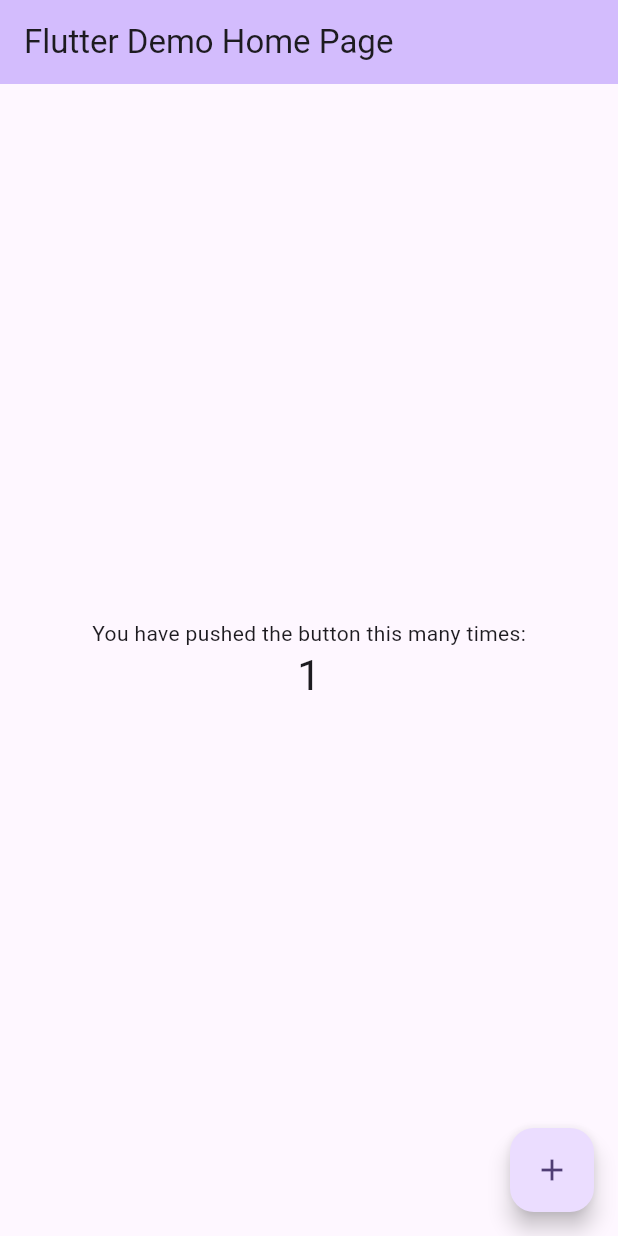
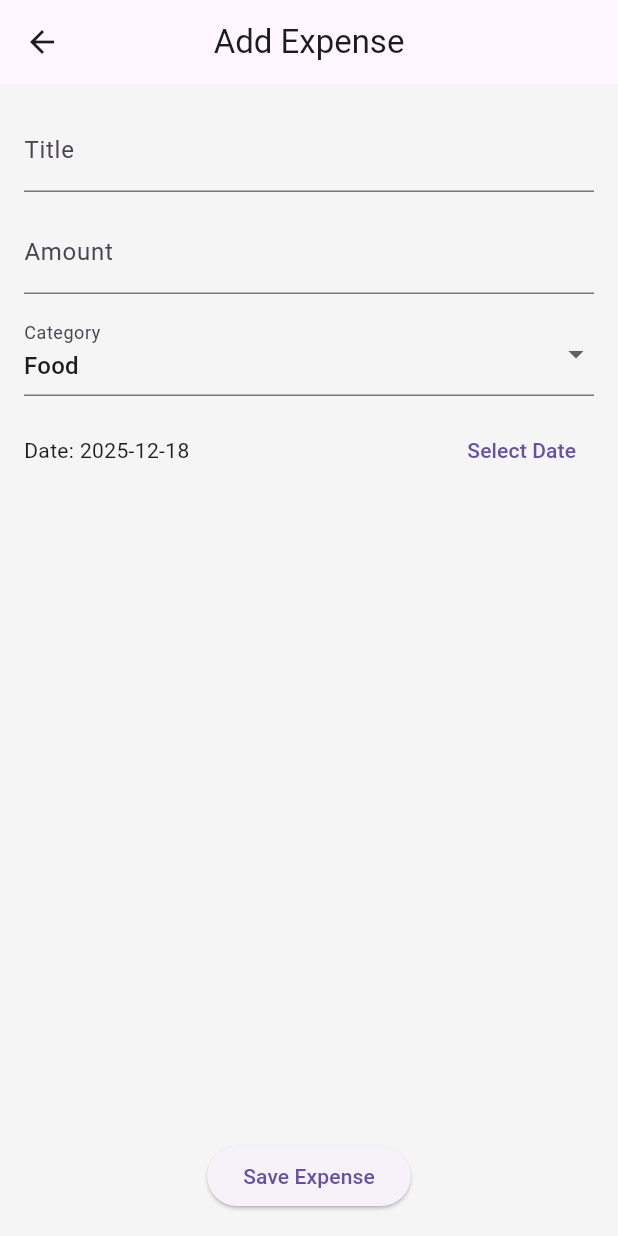
Before and after one commit to urvirambhia1995/trackmoney, a Flutter app: the screen it shows after launch, after a tap on the "add" icon, on a phone screen of 412 x 824 dp. Run offline on Flutter 3.47's test engine with Material 3 defaults, Android fonts, the phone set to English and light mode, and no system bars.

Commit message:
Expenses added

```diff
--- /dev/null
+++ b/lib/app/App.dart
@@ -0,0 +1,24 @@
+import 'package:flutter/material.dart';
+import 'package:provider/provider.dart';
+import '../providers/expense_providers.dart';
+import '../screens/home_screen.dart';
+import '../theme/Theme.dart';
+
+class ExpenseTrackerApp extends StatelessWidget {
+  const ExpenseTrackerApp({super.key});
+
+  @override
+  Widget build(BuildContext context) {
+    return MultiProvider(
+      providers: [
+        ChangeNotifierProvider(create: (_) => ExpenseProvider()),
+      ],
+      child: MaterialApp(
+        debugShowCheckedModeBanner: false,
+        title: 'Expense Tracker',
+        theme: AppTheme.lightTheme,
+        home: const HomeScreen(),
+      ),
+    );
+  }
+}
--- a/lib/main.dart
+++ b/lib/main.dart
@@ -1,124 +1,7 @@
 import 'package:flutter/material.dart';
 
+import 'app/App.dart';
+
 void main() {
-  runApp(const MyApp());
+  runApp(const ExpenseTrackerApp());
 }
-
-class MyApp extends StatelessWidget {
-  const MyApp({super.key});
-
-  @override
-  Widget build(BuildContext context) {
-    return MaterialApp(
-      title: 'Flutter Demo',
-      theme: ThemeData(
-        // This is the theme of your application.
-        //
-        // TRY THIS: Try running your application with "flutter run". You'll see
-        // the application has a blue toolbar. Then, without quitting the app,
-        // try changing the seedColor in the colorScheme below to Colors.green
-        // and then invoke "hot reload" (save your changes or press the "hot
-        // reload" button in a Flutter-supported IDE, or press "r" if you used
-        // the command line to start the app).
-        //
-        // Notice that the counter didn't reset back to zero; the application
-        // state is not lost during the reload. To reset the state, use hot
-        // restart instead.
-        //
-        // This works for code too, not just values: Most code changes can be
-        // tested with just a hot reload.
-        colorScheme: ColorScheme.fromSeed(seedColor: Colors.deepPurple),
-        useMaterial3: true,
-      ),
-      home: const MyHomePage(title: 'Flutter Demo Home Page'),
-    );
-  }
-}
-
-class MyHomePage extends StatefulWidget {
-  const MyHomePage({super.key, required this.title});
-
-  // This widget is the home page of your application. It is stateful, meaning
-  // that it has a State object (defined below) that contains fields that affect
-  // how it looks.
-
-  // This class is the configuration for the state. It holds the values (in this
-  // case the title) provided by the parent (in this case the App widget) and
-  // used by the build method of the State. Fields in a Widget subclass are
-  // always marked "final".
-
-  final String title;
-
-  @override
-  State<MyHomePage> createState() => _MyHomePageState();
-}
-
-class _MyHomePageState extends State<MyHomePage> {
-  int _counter = 0;
-
-  void _incrementCounter() {
-    setState(() {
-      // This call to setState tells the Flutter framework that something has
-      // changed in this State, which causes it to rerun the build method below
-      // so that the display can reflect the updated values. If we changed
-      // _counter without calling setState(), then the build method would not be
-      // called again, and so nothing would appear to happen.
-      _counter++;
-    });
-  }
-
-  @override
-  Widget build(BuildContext context) {
-    // This method is rerun every time setState is called, for instance as done
-    // by the _incrementCounter method above.
-    //
-    // The Flutter framework has been optimized to make rerunning build methods
-    // fast, so that you can just rebuild anything that needs updating rather
-    // than having to individually change instances of widgets.
-    return Scaffold(
-      appBar: AppBar(
-        // TRY THIS: Try changing the color here to a specific color (to
-        // Colors.amber, perhaps?) and trigger a hot reload to see the AppBar
-        // change color while the other colors stay the same.
-        backgroundColor: Theme.of(context).colorScheme.inversePrimary,
-        // Here we take the value from the MyHomePage object that was created by
-        // the App.build method, and use it to set our appbar title.
-        title: Text(widget.title),
-      ),
-      body: Center(
-        // Center is a layout widget. It takes a single child and positions it
-        // in the middle of the parent.
-        child: Column(
-          // Column is also a layout widget. It takes a list of children and
-          // arranges them vertically. By default, it sizes itself to fit its
-          // children horizontally, and tries to be as tall as its parent.
-          //
-          // Column has various properties to control how it sizes itself and
-          // how it positions its children. Here we use mainAxisAlignment to
-          // center the children vertically; the main axis here is the vertical
-          // axis because Columns are vertical (the cross axis would be
-          // horizontal).
-          //
-          // TRY THIS: Invoke "debug painting" (choose the "Toggle Debug Paint"
-          // action in the IDE, or press "p" in the console), to see the
-          // wireframe for each widget.
-          mainAxisAlignment: MainAxisAlignment.center,
-          children: <Widget>[
-            const Text(
-              'You have pushed the button this many times:',
-            ),
-            Text(
-              '$_counter',
-              style: Theme.of(context).textTheme.headlineMedium,
-            ),
-          ],
-        ),
-      ),
-      floatingActionButton: FloatingActionButton(
-        onPressed: _incrementCounter,
-        tooltip: 'Increment',
-        child: const Icon(Icons.add),
-      ), // This trailing comma makes auto-formatting nicer for build methods.
-    );
-  }
-}
--- /dev/null
+++ b/lib/models/expense_model.dart
@@ -0,0 +1,15 @@
+class ExpenseModel {
+  final String id;
+  final String title;
+  final double amount;
+  final String category;
+  final DateTime date;
+
+  ExpenseModel({
+    required this.id,
+    required this.title,
+    required this.amount,
+    required this.category,
+    required this.date,
+  });
+}
--- /dev/null
+++ b/lib/providers/expense_providers.dart
@@ -0,0 +1,22 @@
+import 'package:flutter/material.dart';
+import '../models/expense_model.dart';
+
+class ExpenseProvider extends ChangeNotifier {
+  final List<ExpenseModel> _expenses = [];
+
+  List<ExpenseModel> get expenses => _expenses;
+
+  double get totalExpense {
+    return _expenses.fold(0, (sum, item) => sum + item.amount);
+  }
+
+  void addExpense(ExpenseModel expense) {
+    _expenses.add(expense);
+    notifyListeners();
+  }
+
+  void deleteExpense(String id) {
+    _expenses.removeWhere((e) => e.id == id);
+    notifyListeners();
+  }
+}
--- /dev/null
+++ b/lib/screens/Add_Expense.dart
@@ -0,0 +1,120 @@
+import 'package:flutter/material.dart';
+import 'package:provider/provider.dart';
+import '../models/expense_model.dart';
+import '../providers/expense_providers.dart';
+import '../utils/constants.dart';
+
+class AddExpenseScreen extends StatefulWidget {
+  const AddExpenseScreen({super.key});
+
+  @override
+  State<AddExpenseScreen> createState() => _AddExpenseScreenState();
+}
+
+class _AddExpenseScreenState extends State<AddExpenseScreen> {
+  final _titleController = TextEditingController();
+  final _amountController = TextEditingController();
+
+  String selectedCategory = expenseCategories.first;
+  DateTime selectedDate = DateTime.now();
+
+  @override
+  Widget build(BuildContext context) {
+    return Scaffold(
+      appBar: AppBar(
+        title: const Text('Add Expense'),
+      ),
+      body: Padding(
+        padding: const EdgeInsets.all(16),
+        child: Column(
+          children: [
+            TextField(
+              controller: _titleController,
+              decoration: const InputDecoration(
+                labelText: 'Title',
+              ),
+            ),
+            const SizedBox(height: 12),
+            TextField(
+              controller: _amountController,
+              keyboardType: TextInputType.number,
+              decoration: const InputDecoration(
+                labelText: 'Amount',
+              ),
+            ),
+            const SizedBox(height: 12),
+            DropdownButtonFormField<String>(
+              value: selectedCategory,
+              items: expenseCategories
+                  .map(
+                    (cat) => DropdownMenuItem(
+                  value: cat,
+                  child: Text(cat),
+                ),
+              )
+                  .toList(),
+              onChanged: (value) {
+                setState(() {
+                  selectedCategory = value!;
+                });
+              },
+              decoration: const InputDecoration(
+                labelText: 'Category',
+              ),
+            ),
+            const SizedBox(height: 12),
+            Row(
+              children: [
+                Expanded(
+                  child: Text(
+                    'Date: ${selectedDate.toLocal().toString().split(' ')[0]}',
+                  ),
+                ),
+                TextButton(
+                  onPressed: () async {
+                    final pickedDate = await showDatePicker(
+                      context: context,
+                      initialDate: selectedDate,
+                      firstDate: DateTime(2020),
+                      lastDate: DateTime.now(),
+                    );
+                    if (pickedDate != null) {
+                      setState(() {
+                        selectedDate = pickedDate;
+                      });
+                    }
+                  },
+                  child: const Text('Select Date'),
+                )
+              ],
+            ),
+            const Spacer(),
+            ElevatedButton(
+              onPressed: () {
+                if (_titleController.text.isEmpty ||
+                    _amountController.text.isEmpty) {
+                  return;
+                }
+
+                final expense = ExpenseModel(
+                  id: DateTime.now().toString(),
+                  title: _titleController.text,
+                  amount: double.parse(_amountController.text),
+                  category: selectedCategory,
+                  date: selectedDate,
+                );
+
+                Provider.of<ExpenseProvider>(context, listen: false)
+                    .addExpense(expense);
+
+                Navigator.pop(context);
+              },
+              child: const Text('Save Expense'),
+            ),
+
+          ],
+        ),
+      ),
+    );
+  }
+}
--- /dev/null
+++ b/lib/screens/home_screen.dart
@@ -0,0 +1,45 @@
+import 'package:flutter/material.dart';
+import 'package:provider/provider.dart';
+
+import '../providers/expense_providers.dart';
+import 'Add_Expense.dart';
+
+
+class HomeScreen extends StatelessWidget {
+  const HomeScreen({super.key});
+
+  @override
+  Widget build(BuildContext context) {
+    final expenseProvider = Provider.of<ExpenseProvider>(context);
+
+    return Scaffold(
+      appBar: AppBar(
+        title: const Text('Expense Tracker'),
+      ),
+      body: expenseProvider.expenses.isEmpty
+          ? const Center(child: Text('No expenses yet'))
+          : ListView.builder(
+        itemCount: expenseProvider.expenses.length,
+        itemBuilder: (context, index) {
+          final expense = expenseProvider.expenses[index];
+          return ListTile(
+            title: Text(expense.title),
+            subtitle: Text(expense.category),
+            trailing: Text('₹${expense.amount}'),
+          );
+        },
+      ),
+      floatingActionButton: FloatingActionButton(
+        onPressed: () {
+          Navigator.push(
+            context,
+            MaterialPageRoute(
+              builder: (_) => const AddExpenseScreen(),
+            ),
+          );
+        },
+        child: const Icon(Icons.add),
+      ),
+    );
+  }
+}
--- /dev/null
+++ b/lib/theme/Theme.dart
@@ -0,0 +1,14 @@
+import 'package:flutter/material.dart';
+
+class AppTheme {
+  static ThemeData get lightTheme {
+    return ThemeData(
+      primarySwatch: Colors.teal,
+      scaffoldBackgroundColor: Colors.grey.shade100,
+      appBarTheme: const AppBarTheme(
+        elevation: 0,
+        centerTitle: true,
+      ),
+    );
+  }
+}
--- /dev/null
+++ b/lib/utils/constants.dart
@@ -0,0 +1,7 @@
+const List<String> expenseCategories = [
+  'Food',
+  'Travel',
+  'Shopping',
+  'Bills',
+  'Others',
+];
--- /dev/null
+++ b/lib/utils/helpers.dart
@@ -0,0 +1,32 @@
+import '../models/expense_model.dart';
+
+List<ExpenseModel> dummyExpenses = [
+  ExpenseModel(
+    id: '1',
+    title: 'Lunch',
+    amount: 250,
+    category: 'Food',
+    date: DateTime.now(),
+  ),
+  ExpenseModel(
+    id: '2',
+    title: 'Uber',
+    amount: 180,
+    category: 'Travel',
+    date: DateTime.now(),
+  ),
+  ExpenseModel(
+    id: '3',
+    title: 'dinner',
+    amount: 1250,
+    category: 'Food',
+    date: DateTime.now(),
+  ),
+  ExpenseModel(
+    id: '4',
+    title: 'shopping',
+    amount: 1800,
+    category: 'Travel',
+    date: DateTime.now(),
+  ),
+];
--- a/pubspec.yaml
+++ b/pubspec.yaml
@@ -30,6 +30,7 @@ environment:
 dependencies:
   flutter:
     sdk: flutter
+  provider: ^6.0.5
 
 
   # The following adds the Cupertino Icons font to your application.
```
Also changed, not shown: pubspec.lock, 1 other file.
